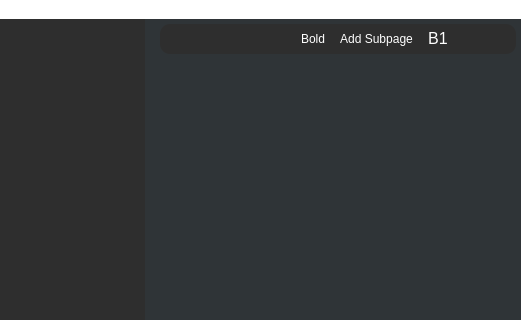
This is mainwindow.ui in alvi-khan/Marshal as Qt 5 draws it before an edit; both pictures show x 212 to 733 and y 0 to 320 of the 733 by 504 pixel window. The edited form follows.
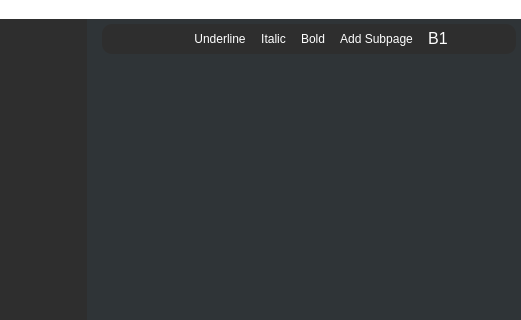
This is the edited form. Icons and pictures are not drawn. Custom widgets are drawn as their Qt base class.

Commit message: Added italic and underline functions

Patch:
```diff
--- a/mainwindow.ui
+++ b/mainwindow.ui
@@ -413,6 +413,20 @@
                </property>
               </spacer>
              </item>
+             <item>
+              <widget class="QPushButton" name="underlineButton">
+               <property name="text">
+                <string>Underline</string>
+               </property>
+              </widget>
+             </item>
+             <item>
+              <widget class="QPushButton" name="italicButton">
+               <property name="text">
+                <string>Italic</string>
+               </property>
+              </widget>
+             </item>
              <item>
               <widget class="QPushButton" name="boldButton">
                <property name="text">
@@ -535,7 +549,7 @@
             <rect>
              <x>0</x>
              <y>0</y>
-             <width>384</width>
+             <width>403</width>
              <height>334</height>
             </rect>
            </property>
```
The commit also changes 3 other files.
